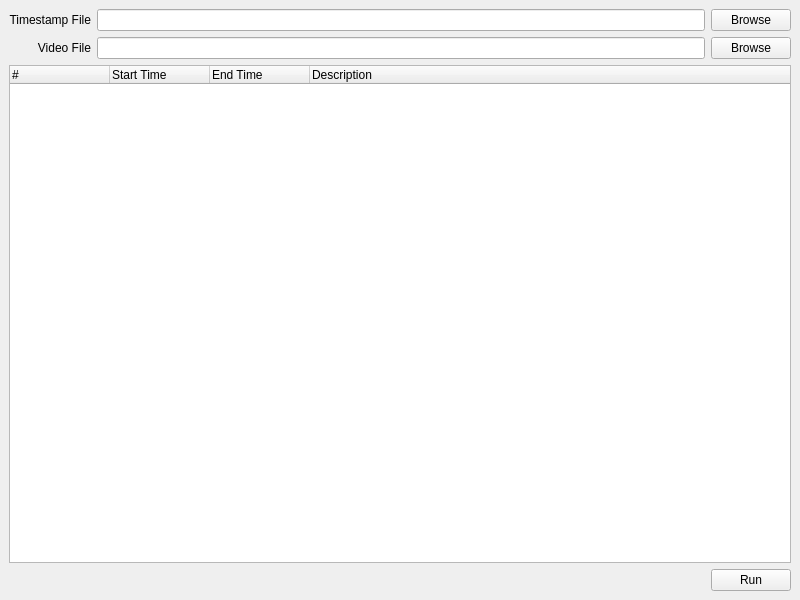
Qt form main_window.ui (dangmai/looper) before a commit.
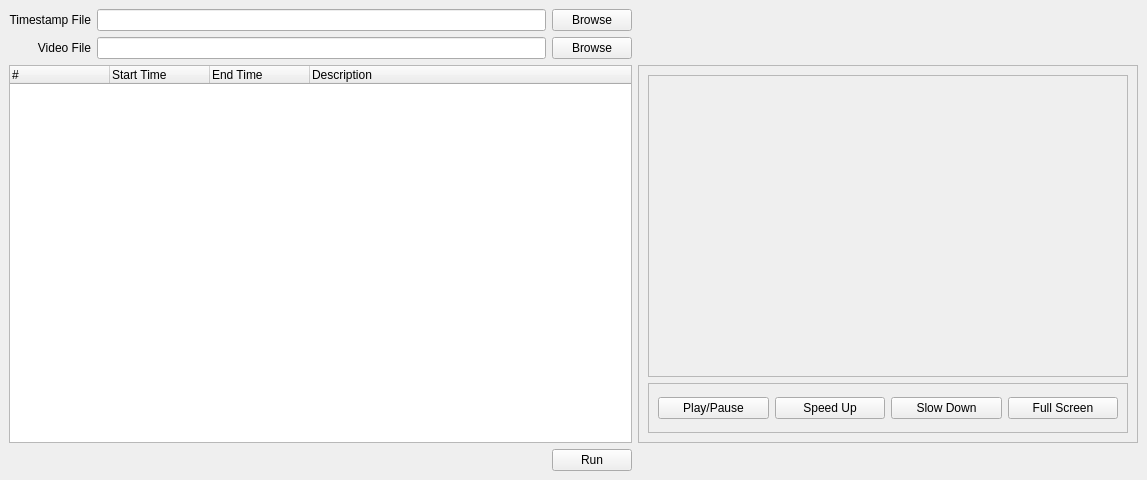
The same form after that commit. Custom widgets are drawn as their Qt base class.

Commit message:
Full screen functionality
Partial media controls

The edit to the form file:
```diff
--- a/main_window.ui
+++ b/main_window.ui
@@ -6,8 +6,8 @@
    <rect>
     <x>0</x>
     <y>0</y>
-    <width>800</width>
-    <height>600</height>
+    <width>1147</width>
+    <height>480</height>
    </rect>
   </property>
   <property name="minimumSize">
@@ -19,16 +19,36 @@
   <property name="windowTitle">
    <string>Video Loop</string>
   </property>
-  <widget class="QWidget" name="centralwidget">
-   <layout class="QGridLayout" name="gridLayout">
-    <item row="0" column="0">
-     <widget class="QLabel" name="label_timestamp">
-      <property name="text">
-       <string>Timestamp File</string>
-      </property>
-      <property name="alignment">
-       <set>Qt::AlignRight|Qt::AlignTrailing|Qt::AlignVCenter</set>
-      </property>
+  <widget class="QWidget" name="widget_central">
+   <layout class="QGridLayout" name="layout_main">
+    <item row="2" column="0" colspan="3">
+     <widget class="QTreeWidget" name="list_timestamp">
+      <attribute name="headerVisible">
+       <bool>true</bool>
+      </attribute>
+      <attribute name="headerCascadingSectionResizes">
+       <bool>false</bool>
+      </attribute>
+      <column>
+       <property name="text">
+        <string>#</string>
+       </property>
+      </column>
+      <column>
+       <property name="text">
+        <string>Start Time</string>
+       </property>
+      </column>
+      <column>
+       <property name="text">
+        <string>End Time</string>
+       </property>
+      </column>
+      <column>
+       <property name="text">
+        <string>Description</string>
+       </property>
+      </column>
      </widget>
     </item>
     <item row="0" column="1">
@@ -44,6 +64,16 @@
       </property>
      </widget>
     </item>
+    <item row="0" column="0">
+     <widget class="QLabel" name="label_timestamp">
+      <property name="text">
+       <string>Timestamp File</string>
+      </property>
+      <property name="alignment">
+       <set>Qt::AlignRight|Qt::AlignTrailing|Qt::AlignVCenter</set>
+      </property>
+     </widget>
+    </item>
     <item row="1" column="0">
      <widget class="QLabel" name="label_video">
       <property name="text">
@@ -75,36 +105,6 @@
       </property>
      </widget>
     </item>
-    <item row="2" column="0" colspan="3">
-     <widget class="QTreeWidget" name="list_timestamp">
-      <attribute name="headerVisible">
-       <bool>true</bool>
-      </attribute>
-      <attribute name="headerCascadingSectionResizes">
-       <bool>false</bool>
-      </attribute>
-      <column>
-       <property name="text">
-        <string>#</string>
-       </property>
-      </column>
-      <column>
-       <property name="text">
-        <string>Start Time</string>
-       </property>
-      </column>
-      <column>
-       <property name="text">
-        <string>End Time</string>
-       </property>
-      </column>
-      <column>
-       <property name="text">
-        <string>Description</string>
-       </property>
-      </column>
-     </widget>
-    </item>
     <item row="3" column="2">
      <widget class="QPushButton" name="button_run">
       <property name="text">
@@ -112,6 +112,108 @@
       </property>
      </widget>
     </item>
+    <item row="2" column="3">
+     <widget class="QFrame" name="frame_media">
+      <property name="minimumSize">
+       <size>
+        <width>500</width>
+        <height>0</height>
+       </size>
+      </property>
+      <property name="frameShape">
+       <enum>QFrame::StyledPanel</enum>
+      </property>
+      <property name="frameShadow">
+       <enum>QFrame::Plain</enum>
+      </property>
+      <property name="lineWidth">
+       <number>0</number>
+      </property>
+      <layout class="QGridLayout" name="gridLayout">
+       <item row="1" column="0">
+        <layout class="QVBoxLayout" name="media_layout">
+         <property name="sizeConstraint">
+          <enum>QLayout::SetNoConstraint</enum>
+         </property>
+         <item>
+          <widget class="VideoFrame" name="frame_video">
+           <property name="minimumSize">
+            <size>
+             <width>0</width>
+             <height>0</height>
+            </size>
+           </property>
+           <property name="frameShape">
+            <enum>QFrame::StyledPanel</enum>
+           </property>
+           <property name="frameShadow">
+            <enum>QFrame::Plain</enum>
+           </property>
+           <property name="lineWidth">
+            <number>0</number>
+           </property>
+          </widget>
+         </item>
+         <item>
+          <widget class="QFrame" name="frame_media_control">
+           <property name="sizePolicy">
+            <sizepolicy hsizetype="Preferred" vsizetype="Expanding">
+             <horstretch>0</horstretch>
+             <verstretch>0</verstretch>
+            </sizepolicy>
+           </property>
+           <property name="maximumSize">
+            <size>
+             <width>16777215</width>
+             <height>50</height>
+            </size>
+           </property>
+           <property name="frameShape">
+            <enum>QFrame::StyledPanel</enum>
+           </property>
+           <property name="frameShadow">
+            <enum>QFrame::Plain</enum>
+           </property>
+           <property name="lineWidth">
+            <number>0</number>
+           </property>
+           <layout class="QHBoxLayout" name="horizontalLayout">
+            <item>
+             <widget class="QPushButton" name="button_play_pause">
+              <property name="text">
+               <string>Play/Pause</string>
+              </property>
+             </widget>
+            </item>
+            <item>
+             <widget class="QPushButton" name="button_speed_up">
+              <property name="text">
+               <string>Speed Up</string>
+              </property>
+             </widget>
+            </item>
+            <item>
+             <widget class="QPushButton" name="button_slow_down">
+              <property name="text">
+               <string>Slow Down</string>
+              </property>
+             </widget>
+            </item>
+            <item>
+             <widget class="QPushButton" name="button_full_screen">
+              <property name="text">
+               <string>Full Screen</string>
+              </property>
+             </widget>
+            </item>
+           </layout>
+          </widget>
+         </item>
+        </layout>
+       </item>
+      </layout>
+     </widget>
+    </item>
    </layout>
   </widget>
   <action name="actionExit">
@@ -125,6 +227,14 @@
    </property>
   </action>
  </widget>
+ <customwidgets>
+  <customwidget>
+   <class>VideoFrame</class>
+   <extends>QFrame</extends>
+   <header>gui</header>
+   <container>1</container>
+  </customwidget>
+ </customwidgets>
  <resources/>
  <connections/>
 </ui>
```
The commit also changes 2 other files.
